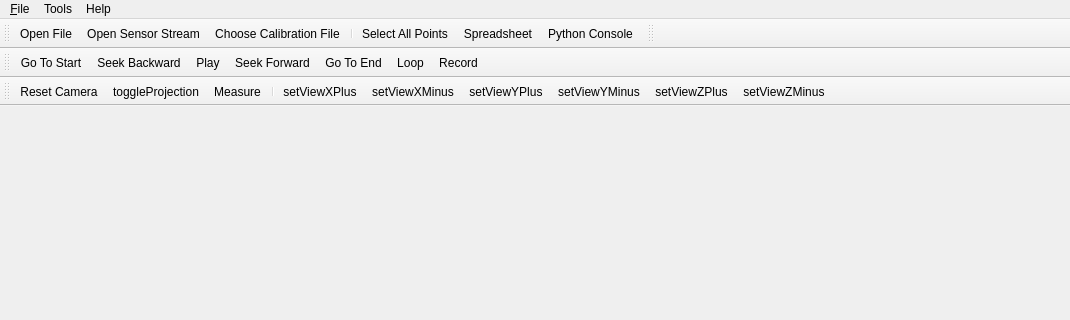
Before: the Qt Designer form vvMainWindow.ui in Kitware/VeloView, drawn with Qt 5; both pictures show x 0 to 1070 and y 0 to 320 of the 1070 by 645 pixel window.
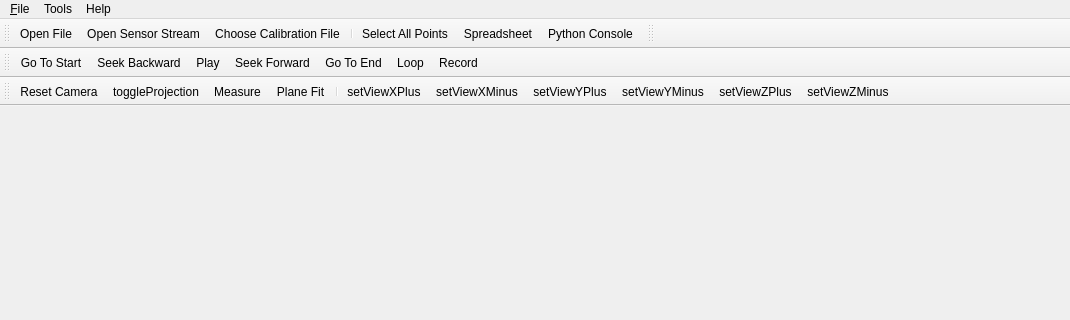
After: the same form once the commit is applied. Icons and pictures are not drawn. Custom widgets are drawn as their Qt base class.

Commit message: ENH: Add menu entry and stub

```diff
--- a/vvMainWindow.ui
+++ b/vvMainWindow.ui
@@ -149,6 +149,7 @@
    <addaction name="actionReset_Camera"/>
    <addaction name="actionToggleProjection"/>
    <addaction name="actionMeasure"/>
+   <addaction name="actionPlaneFit"/>
    <addaction name="separator"/>
    <addaction name="actionSetViewXPlus"/>
    <addaction name="actionSetViewXMinus"/>
@@ -578,6 +579,11 @@
     <string>Measure the distance between two points: Press Control key and keep pressed left button of the mouse two place the two points of the ruler. To use this tool, the orthogonal projection view is obligatory.</string>
    </property>
   </action>
+  <action name="actionPlaneFit">
+   <property name="text">
+    <string>Plane Fit</string>
+   </property>
+  </action>
  </widget>
  <customwidgets>
   <customwidget>
```
Left out of the diff: 2 changed lines with no effect on the pictures. The commit also changes 1 other file.
